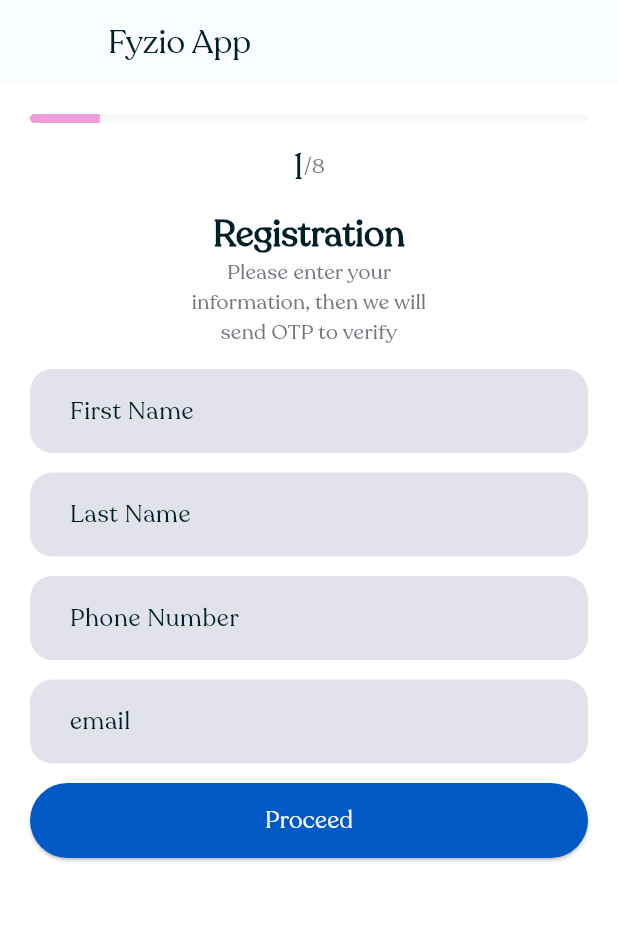
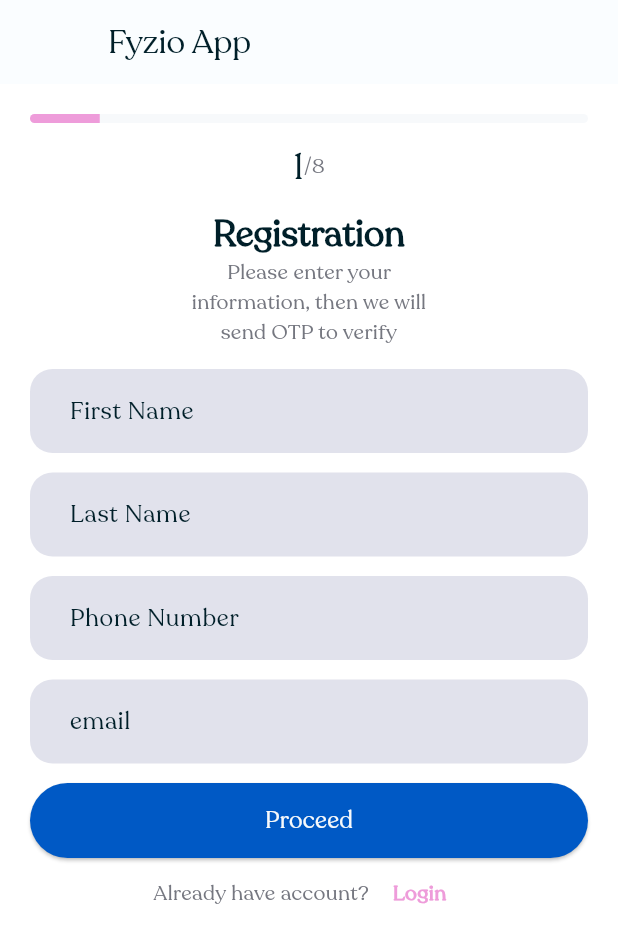
Before and after one commit to bassamalraheam97/fizyo_app_frontend, a Flutter app: the screen it shows after launch, on a phone screen of 412 x 824 dp. Shown: the top 943 px of the screen. Run offline on Flutter 3.47's test engine with Material 2 defaults, Android fonts, the phone set to English and light mode, and no system bars; drawn by our look-alikes of dynamic_color, reactive_forms; our stand-ins replace bloc, bot_toast, dio, equatable, file_picker, flutter_bloc and 4 more; missing offline and left inert: email_auth, flutter_email_sender, flutter_multi_select_items, reactive_range_slider; project files that could hold a hidden picture were left out.

```diff
--- a/lib/mobil.dart
+++ b/lib/mobil.dart
@@ -3,7 +3,6 @@ import 'package:flutter/material.dart';
 import 'package:flutter_bloc/flutter_bloc.dart';
 
 import 'src/users_managments/application/accounts_service.dart';
-import 'src/users_managments/blocs/email_ver_bloc/email_ver_bloc.dart';
 import 'src/users_managments/blocs/ui_change_bloc/ui_change_bloc.dart';
 import 'src/users_managments/blocs/upload_files_widget_bloc/upload_files_widget_bloc.dart';
 import 'src/users_managments/blocs/user_form_bloc/user_form_bloc.dart';
@@ -55,9 +54,6 @@ class mobileScreen extends StatelessWidget {
             BlocProvider(
               create: (context) => UploadFilesWidgetBloc(),
             ),
-            BlocProvider(
-              create: (context) => EmailVerBloc(_userRepository),
-            ),
           ],
           child: RegisterPage(dio: dio),
         ),
--- a/lib/src/users_managments/presentation/pages/register_page.dart
+++ b/lib/src/users_managments/presentation/pages/register_page.dart
@@ -318,50 +318,51 @@ class RegisterPage extends StatelessWidget {
                             ),
                           ),
                         ),
-                        // uState.currentStep == 1
-                        //     ? Row(
-                        //         mainAxisAlignment: MainAxisAlignment.center,
-                        //         children: [
-                        //           Text(
-                        //             'Already have account?',
-                        //             style: Theme.of(context)
-                        //                 .textTheme
-                        //                 .bodyMedium!
-                        //                 .copyWith(
-                        //                   color: Theme.of(context)
-                        //                       .colorScheme
-                        //                       .outline,
-                        //                   fontWeight: FontWeight.w400,
-                        //                   fontSize: 14,
-                        //                 ),
-                        //           ),
-                        //           TextButton(
-                        //             onPressed: () {
-                        //               Navigator.push(
-                        //                   context,
-                        //                   MaterialPageRoute(
-                        //                       builder: (_) => LoginPage(
-                        //                             showBack: true,
-                        //                             context: context,
-                        //                           )));
-                        //             },
-                        //             child: Text(
-                        //               ' Login',
-                        //               style: Theme.of(context)
-                        //                   .textTheme
-                        //                   .bodyMedium!
-                        //                   .copyWith(
-                        //                     color: Theme.of(context)
-                        //                         .colorScheme
-                        //                         .secondary,
-                        //                     fontWeight: FontWeight.w700,
-                        //                     fontSize: 14,
-                        //                   ),
-                        //             ),
-                        //           ),
-                        //         ],
-                        //       )
-                        //     : SizedBox(),
+                        uState.currentStep == 1
+                            ? Row(
+                                mainAxisAlignment: MainAxisAlignment.center,
+                                children: [
+                                  Text(
+                                    'Already have account?',
+                                    style: Theme.of(context)
+                                        .textTheme
+                                        .bodyMedium!
+                                        .copyWith(
+                                          color: Theme.of(context)
+                                              .colorScheme
+                                              .outline,
+                                          fontWeight: FontWeight.w400,
+                                          fontSize: 14,
+                                        ),
+                                  ),
+                                  TextButton(
+                                    onPressed: () {
+                                      Navigator.push(
+                                          context,
+                                          MaterialPageRoute(
+                                              builder: (_) => LoginPage(
+                                                    showBack: true,
+                                                    context: context,
+                                                    dio: dio,
+                                                  )));
+                                    },
+                                    child: Text(
+                                      ' Login',
+                                      style: Theme.of(context)
+                                          .textTheme
+                                          .bodyMedium!
+                                          .copyWith(
+                                            color: Theme.of(context)
+                                                .colorScheme
+                                                .secondary,
+                                            fontWeight: FontWeight.w700,
+                                            fontSize: 14,
+                                          ),
+                                    ),
+                                  ),
+                                ],
+                              )
+                            : SizedBox(),
                       ],
                     );
                   }),
```
Also changed, not shown: lib/src/users_managments/presentation/pages/login_page.dart (+21 -18 lines).
